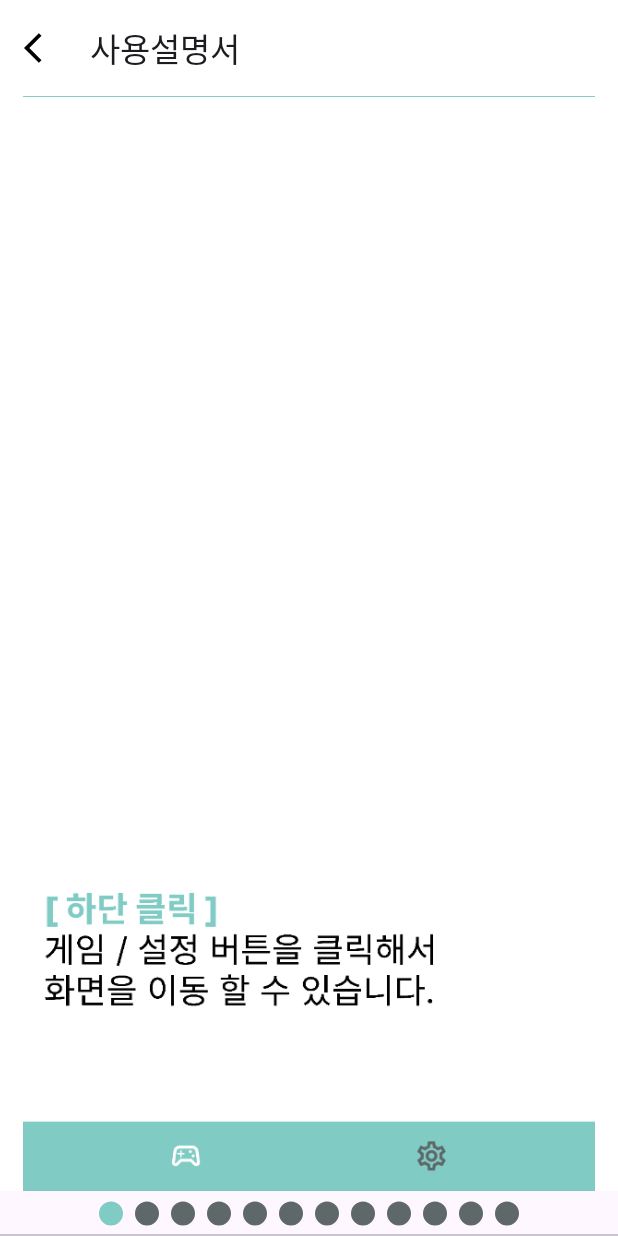
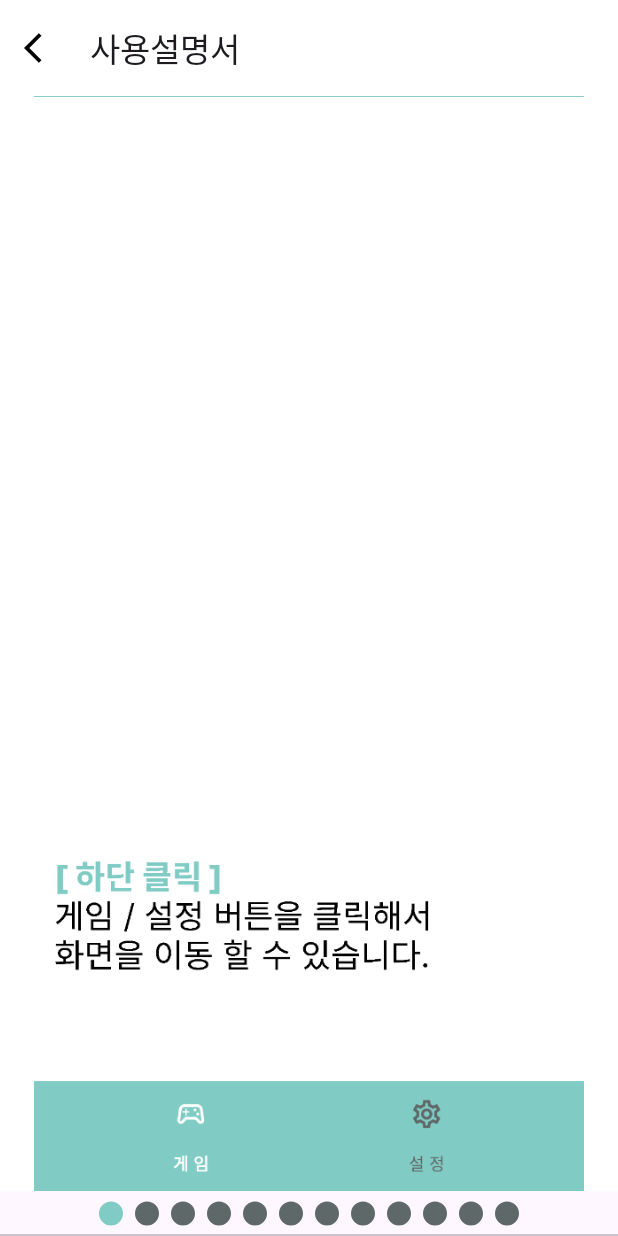
Before and after one commit to zzangse1/GhostGame, an Android app: the HelpActivity screen opened directly, with no data from a screen before it, on a phone screen of 412 x 824 dp. Run offline under Robolectric (Android 15) with nearby library versions, the phone set to English and light mode, and no system bars.

Commit message:
💄️ xml파일 수정 및 삭제
리싸이클러뷰 rv파일 통합

```diff
--- a/app/src/main/res/layout/activity_help.xml
+++ b/app/src/main/res/layout/activity_help.xml
@@ -18,7 +18,7 @@
         android:id="@+id/view_pager2"
         android:layout_width="0dp"
         android:layout_height="0dp"
-        app:layout_constraintBottom_toBottomOf="parent"
+        app:layout_constraintBottom_toTopOf="@id/tab_layout"
         app:layout_constraintEnd_toEndOf="parent"
         app:layout_constraintStart_toStartOf="parent"
         app:layout_constraintTop_toBottomOf="@id/toolbar_home" />
```
Also changed, not shown: app/src/main/res/layout/activity_add.xml (+2 -16 lines).
